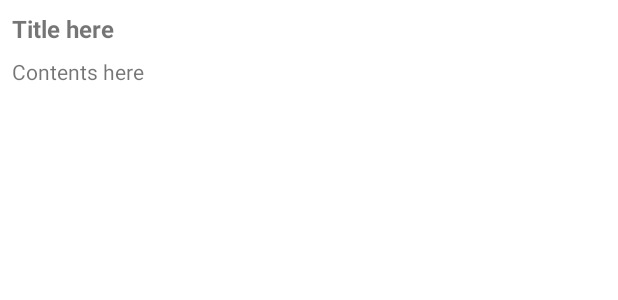
After one commit to jinmooklee/FirstApp, an Android app: the layout activity_news_view.xml on its own in the app's theme, with its tools: preview values and no code run, on a phone screen of 412 x 824 dp. The commit adds this screen. Shown: the top 300 px of the screen. Run offline under Robolectric (Android 15) with nearby library versions, the phone set to English and light mode, and no system bars; network calls fail.

Commit message:
뉴스 목록에서 항목 탭하면 본문 보기하는 기능/화면 추가

```diff
--- /dev/null
+++ b/app/src/main/res/layout/activity_news_view.xml
@@ -0,0 +1,31 @@
+<?xml version="1.0" encoding="utf-8"?>
+<LinearLayout xmlns:android="http://schemas.android.com/apk/res/android"
+    xmlns:app="http://schemas.android.com/apk/res-auto"
+    xmlns:tools="http://schemas.android.com/tools"
+    android:layout_width="match_parent"
+    android:layout_height="wrap_content"
+    android:orientation="vertical"
+    tools:context=".NewsViewActivity">
+
+    <TextView
+        android:id="@+id/textViewTitle"
+        android:layout_width="match_parent"
+        android:layout_height="match_parent"
+        android:layout_marginLeft="8dp"
+        android:layout_marginTop="8dp"
+        android:layout_marginRight="8dp"
+        android:layout_marginBottom="8dp"
+        android:text="Title here"
+        android:textSize="16dp"
+        android:textStyle="bold"
+        app:layout_constraintStart_toStartOf="parent"
+        app:layout_constraintTop_toTopOf="parent" />
+    <TextView
+        android:id="@+id/textViewContent"
+        android:layout_width="match_parent"
+        android:layout_height="match_parent"
+        android:layout_marginLeft="8dp"
+        android:layout_marginRight="8dp"
+        android:textSize="14dp"
+        android:text="Contents here" />
+</LinearLayout>
```
Also changed, not shown: app/src/main/AndroidManifest.xml (+15 -3 lines), app/src/main/java/com/example/firstapp/MyAdapter.java (+15 -1 lines), app/src/main/java/com/example/firstapp/NewsActivity.java (+22 -2 lines), app/src/main/java/com/example/firstapp/NewsViewActivity.java (added, +37 -0 lines).
